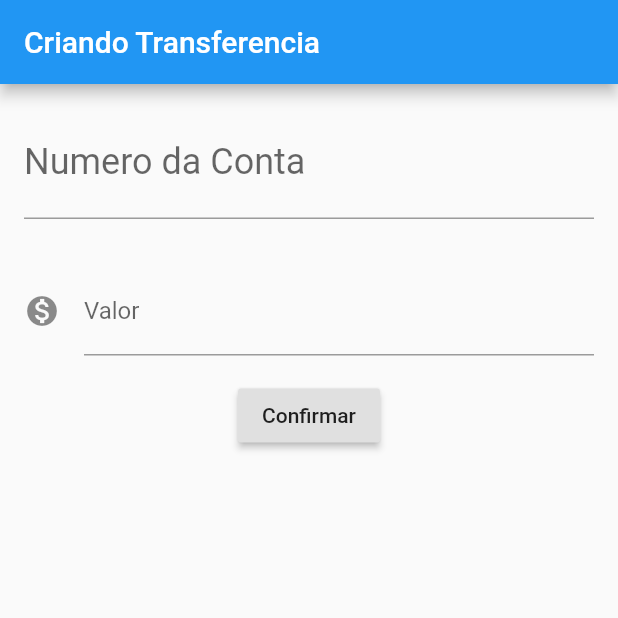
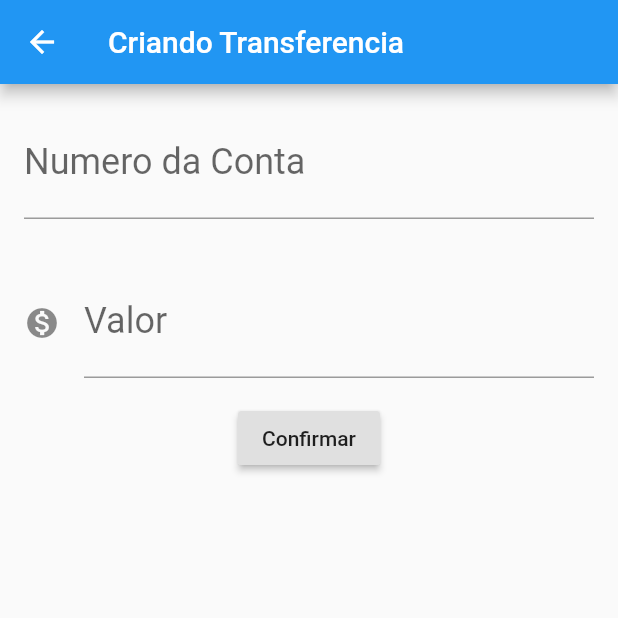
Before and after one commit to cesarionto/bytebank, a Flutter app: the FormularioTransferencia screen opened directly, after a tap on "Confirmar", on a phone screen of 412 x 824 dp, the top half of it. Run offline on Flutter 3.47's test engine with Material 2 defaults, Android fonts, the phone set to English and light mode, and no system bars.

Commit message:
Subindo para analise da alura

```diff
--- a/lib/main.dart
+++ b/lib/main.dart
@@ -10,7 +10,7 @@ class ByteBanckApp extends StatelessWidget {
   Widget build(BuildContext context) {
     return MaterialApp(
       home: Scaffold(
-        body: FormularioTransferencia(),
+        body: ListaTransferencia(),
       ),
     );
   }
@@ -28,67 +28,98 @@ class FormularioTransferencia extends StatelessWidget {
         ),
         body: Column(
           children: [
-            Padding(
-              padding: const EdgeInsets.all(16.0),
-              child: TextField(
-                controller: _controllerNumeroConta,
-                style: TextStyle(fontSize: 24.0),
-                decoration: InputDecoration(
-                    labelText: 'Numero da Conta', hintText: '0000-0 00.000-0'),
-              ),
+            Editor(
+              controlador: _controllerNumeroConta,
+              dica: '0000-0',
+              rotulo: 'Numero da Conta',
             ),
-            Padding(
-              padding: const EdgeInsets.all(16.0),
-              child: TextField(
-                controller: _controllerValor,
-                keyboardType: TextInputType.number,
-                decoration: InputDecoration(
-                    icon: Icon(Icons.monetization_on),
-                    labelText: 'Valor',
-                    hintText: '0.00'),
-              ),
+            Editor(
+              controlador: _controllerValor,
+              dica: '0.00',
+              rotulo: 'Valor',
+              icon: Icons.monetization_on,
+              tipoTeclado: TextInputType.number,
             ),
             RaisedButton(
-              onPressed: () {
-                final double? valor = double.tryParse(_controllerValor.text);
-                final String numeroConta =
-                    _controllerNumeroConta.text.toString();
-                if (valor != null && numeroConta != null) {
-                  final Transferencia _transferencia =
-                      Transferencia(valor, numeroConta);
-                  Scaffold.of(context).showSnackBar(
-                    SnackBar(
-                        content: Text('Transferencia Criada! '+'Valor: ' +
-                            _transferencia.valor.toString() +
-                            ' Numero da Conta: ' +
-                            _transferencia.numeroConta.toString())),
-                  );
-                  debugPrint("Transferencia Salva");
-                }
-              },
+              onPressed: () => _criaTransferencia(context),
               child: Text('Confirmar'),
             )
           ],
         ));
   }
+
+  void _criaTransferencia(BuildContext context) {
+    final double? valor = double.tryParse(_controllerValor.text);
+    final String? numeroConta = _controllerNumeroConta.text.toString();
+    if (valor != null && numeroConta != null) {
+      final Transferencia _transferencia = Transferencia(valor, numeroConta);
+      Navigator.pop(context, _transferencia);
+    }
+  }
 }
 
-class ListaTransferencia extends StatelessWidget {
+class Editor extends StatelessWidget {
+  final TextEditingController? controlador;
+  final String? rotulo;
+  final String? dica;
+  final IconData? icon;
+  final TextInputType? tipoTeclado;
+
+  Editor(
+      {this.controlador, this.rotulo, this.dica, this.icon, this.tipoTeclado});
+
+  @override
+  Widget build(BuildContext context) {
+    return Padding(
+      padding: const EdgeInsets.all(16.0),
+      child: TextField(
+        controller: controlador,
+        keyboardType: tipoTeclado,
+        style: TextStyle(fontSize: 24.0),
+        decoration: InputDecoration(
+            icon: icon != null ? Icon(icon) : null,
+            labelText: '$rotulo',
+            hintText: '$dica'),
+      ),
+    );
+  }
+}
+
+class ListaTransferencia extends StatefulWidget {
+  final List<Transferencia> _transferencias = [];
+
+  @override
+  State<StatefulWidget> createState() {
+    return ListaTransferenciaState();
+  }
+}
+
+class ListaTransferenciaState extends State<ListaTransferencia> {
   @override
   Widget build(BuildContext context) {
     return Scaffold(
       appBar: AppBar(
         title: Text('Transferencias'),
       ),
-      body: Column(
-        children: [
-          ItemTransferencia(Transferencia(1500, '1085-5 15.946-8')),
-          ItemTransferencia(Transferencia(3000, '1085-5 15.946-8')),
-          ItemTransferencia(Transferencia(1550, '1085-5 15.946-8')),
-        ],
+      body: ListView.builder(
+        itemBuilder: (context, indice) {
+          final transferencia = widget._transferencias[indice];
+          return ItemTransferencia(transferencia);
+        },
+        itemCount: widget._transferencias.length,
       ),
       floatingActionButton: FloatingActionButton(
-        onPressed: () {},
+        onPressed: () {
+          Navigator.push(
+            context,
+            MaterialPageRoute(builder: (context) {
+              return FormularioTransferencia();
+            }),
+          ).then((transferencia) {
+
+            widget._transferencias.add(transferencia);
+          });
+        },
         child: Icon(Icons.add),
       ),
     );
@@ -105,7 +136,7 @@ class ItemTransferencia extends StatelessWidget {
     return Card(
       child: ListTile(
         title: Text(_transferencia.valor.toString()),
-        subtitle: Text(_transferencia.numeroConta),
+        subtitle: Text(_transferencia.numeroConta.toString()),
         leading: Icon(Icons.monetization_on),
       ),
     );
```
